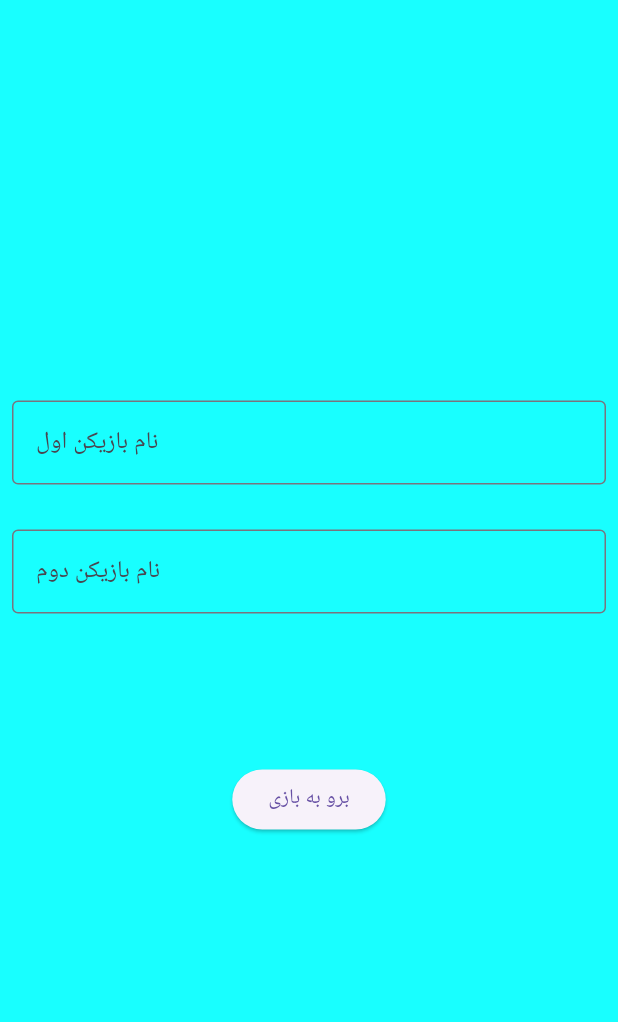
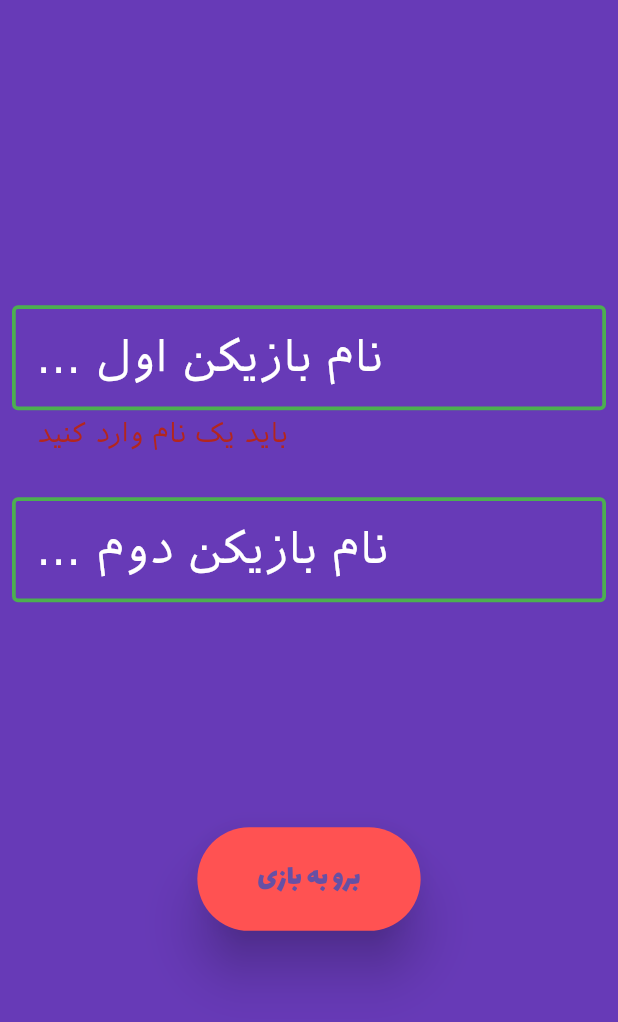
Before and after one commit to AriyaAhadyflutter/tic_tac_toe, a Flutter app: the screen it shows after launch, after a tap on "برو به بازی", on a phone screen of 412 x 824 dp. Shown: the top 1022 px of the screen. Run offline on Flutter 3.47's test engine with Material 3 defaults, Android fonts, the phone set to English and light mode, and no system bars.

Commit message:
finish players name field

```diff
--- a/lib/main.dart
+++ b/lib/main.dart
@@ -1,5 +1,5 @@
 import 'package:flutter/material.dart';
-import 'package:tic_tac_toe/ui/playersName.dart';
+import 'package:tic_tac_toe/ui/players_name.dart';
 
 void main() {
   runApp(const MyApp());
--- /dev/null
+++ b/lib/ui/game_page.dart
@@ -0,0 +1,63 @@
+import 'package:flutter/material.dart';
+import 'package:tic_tac_toe/ui/players_name.dart';
+
+class GamePage extends StatefulWidget {
+  const GamePage({super.key});
+
+  @override
+  State<GamePage> createState() => _GamePageState();
+}
+
+class _GamePageState extends State<GamePage> {
+  @override
+  Widget build(BuildContext context) {
+    return Scaffold(
+      body: Column(
+        children: [
+          const SizedBox(height: 35),
+          Row(
+            mainAxisAlignment: MainAxisAlignment.spaceAround,
+            children: [
+              Row(
+                children: [
+                  Text(
+                    ' :امتیاز ${PlayersKey.playertwocontroler.text}',
+                    style: const TextStyle(
+                      fontFamily: 'lalezar',
+                      color: Colors.blue,
+                      fontSize: 30,
+                      fontWeight: FontWeight.bold,
+                    ),
+                  ),
+                  SizedBox(
+                    height: 30,
+                    width: 30,
+                    child: Image.asset('assets/images/o.png'),
+                  ),
+                ],
+              ),
+              Row(
+                children: [
+                  Text(
+                    ' :امتیاز ${PlayersKey.playeronecontroler.text}',
+                    style: const TextStyle(
+                      fontFamily: 'lalezar',
+                      color: Colors.red,
+                      fontSize: 30,
+                      fontWeight: FontWeight.bold,
+                    ),
+                  ),
+                  SizedBox(
+                    height: 30,
+                    width: 30,
+                    child: Image.asset('assets/images/x.png'),
+                  ),
+                ],
+              ),
+            ],
+          ),
+        ],
+      ),
+    );
+  }
+}
--- a/lib/ui/playersName.dart
+++ /dev/null
@@ -1,45 +0,0 @@
-import 'package:flutter/material.dart';
-
-class SingInPage extends StatefulWidget {
-  const SingInPage({super.key});
-
-  @override
-  State<SingInPage> createState() => _SingInPageState();
-}
-
-class _SingInPageState extends State<SingInPage> {
-  @override
-  Widget build(BuildContext context) {
-    return Scaffold(
-      backgroundColor: Colors.cyanAccent,
-      body: Padding(
-        padding: const EdgeInsets.all(8.0),
-        child: Column(
-          mainAxisAlignment: MainAxisAlignment.center,
-          children: [
-            TextFormField(
-              decoration: const InputDecoration(
-                labelText: 'نام بازیکن اول',
-                border: OutlineInputBorder(),
-              ),
-            ),
-            const SizedBox(height: 30),
-            TextFormField(
-              decoration: const InputDecoration(
-                labelText: 'نام بازیکن دوم',
-                border: OutlineInputBorder(),
-              ),
-            ),
-            Padding(
-              padding: const EdgeInsets.only(top: 100),
-              child: ElevatedButton(
-                onPressed: () {},
-                child: const Text('برو به بازی'),
-              ),
-            ),
-          ],
-        ),
-      ),
-    );
-  }
-}
--- /dev/null
+++ b/lib/ui/players_name.dart
@@ -0,0 +1,153 @@
+import 'package:flutter/material.dart';
+import 'package:tic_tac_toe/ui/game_page.dart';
+
+class SingInPage extends StatefulWidget {
+  const SingInPage({super.key});
+
+  @override
+  State<SingInPage> createState() => _SingInPageState();
+}
+
+class _SingInPageState extends State<SingInPage> {
+  @override
+  Widget build(BuildContext context) {
+    return Scaffold(
+      backgroundColor: Colors.deepPurple[500],
+      body: Padding(
+        padding: const EdgeInsets.all(8.0),
+        child: Column(
+          mainAxisAlignment: MainAxisAlignment.center,
+          children: [
+            Form(
+              key: PlayersKey.playeroneKey,
+              child: TextFormField(
+                style: const TextStyle(
+                  fontSize: 20,
+                  fontFamily: 'iranSans',
+                ),
+                controller: PlayersKey.playeronecontroler,
+                validator: (value) {
+                  if (value!.isEmpty) {
+                    return 'باید یک نام وارد کنید ';
+                  }
+                  return null;
+                },
+                autofocus: false,
+                decoration: const InputDecoration(
+                  suffix: SizedBox(
+                      width: 30,
+                      height: 30,
+                      child: Image(
+                        image: AssetImage('assets/images/x.png'),
+                      )),
+                  focusedBorder: OutlineInputBorder(
+                    borderSide: BorderSide(color: Colors.white, width: 2.5),
+                  ),
+                  enabledBorder: OutlineInputBorder(
+                    borderSide: BorderSide(color: Colors.green, width: 2.5),
+                  ),
+                  errorBorder: OutlineInputBorder(
+                    borderSide: BorderSide(color: Colors.green, width: 2.5),
+                  ),
+                  focusedErrorBorder: OutlineInputBorder(
+                    borderSide: BorderSide(color: Colors.green, width: 2.5),
+                  ),
+                  focusColor: Colors.white,
+                  errorStyle: TextStyle(fontSize: 18, fontFamily: 'iranSans'),
+                  labelText: '... نام بازیکن اول ',
+                  labelStyle: TextStyle(
+                    color: Colors.white,
+                    fontSize: 30,
+                    fontFamily: 'iranSans',
+                  ),
+                ),
+              ),
+            ),
+            const SizedBox(height: 30),
+            ///////
+            Form(
+              key: PlayersKey.playertwoKey,
+              child: TextFormField(
+                style: const TextStyle(
+                  fontSize: 20,
+                  fontFamily: 'iranSans',
+                ),
+                validator: (value) {
+                  if (value!.isEmpty) {
+                    return 'باید یک نام وارد کنید ';
+                  }
+                  return null;
+                },
+                controller: PlayersKey.playertwocontroler,
+                autofocus: false,
+                decoration: const InputDecoration(
+                  suffix: SizedBox(
+                      width: 30,
+                      height: 30,
+                      child: Image(
+                        image: AssetImage('assets/images/o.png'),
+                      )),
+                  focusedBorder: OutlineInputBorder(
+                    borderSide: BorderSide(color: Colors.white, width: 2.5),
+                  ),
+                  enabledBorder: OutlineInputBorder(
+                    borderSide: BorderSide(color: Colors.green, width: 2.5),
+                  ),
+                  errorBorder: OutlineInputBorder(
+                    borderSide: BorderSide(color: Colors.green, width: 2.5),
+                  ),
+                  focusedErrorBorder: OutlineInputBorder(
+                    borderSide: BorderSide(color: Colors.green, width: 2.5),
+                  ),
+                  focusColor: Colors.white,
+                  labelText: '... نام بازیکن دوم',
+                  errorStyle: TextStyle(fontSize: 18, fontFamily: 'iranSans'),
+                  labelStyle: TextStyle(
+                    color: Colors.white,
+                    fontSize: 30,
+                    fontFamily: 'iranSans',
+                  ),
+                ),
+              ),
+            ),
+            Padding(
+              padding: const EdgeInsets.only(top: 150),
+              child: ElevatedButton(
+                style: ElevatedButton.styleFrom(
+                  elevation: 15,
+                  backgroundColor: Colors.redAccent,
+                  padding: const EdgeInsets.fromLTRB(40, 20, 40, 20),
+                ),
+                onPressed: () {
+                  setState(() {
+                    if (PlayersKey.playeroneKey.currentState!.validate() &&
+                        PlayersKey.playertwoKey.currentState!.validate()) {
+                      Navigator.push(
+                          context,
+                          MaterialPageRoute(
+                            builder: (context) => const GamePage(),
+                          ));
+                    }
+                  });
+                },
+                child: const Text(
+                  'برو به بازی',
+                  style: TextStyle(fontFamily: 'lalezar', fontSize: 20),
+                ),
+              ),
+            ),
+          ],
+        ),
+      ),
+    );
+  }
+}
+
+class PlayersKey {
+  static final playeroneKey = GlobalKey<FormState>();
+  static final playertwoKey = GlobalKey<FormState>();
+  static final TextEditingController playeronecontroler =
+      TextEditingController();
+  static final TextEditingController playertwocontroler =
+      TextEditingController();
+}
```
Also changed, not shown: pubspec.yaml (+11 -8 lines), assets/images/o.png.
